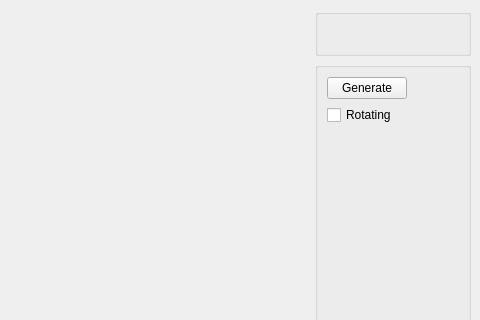
Qt form ui/mainwindow.ui (kateedge100/implicitMuscles) before a commit; both pictures show x 320 to 800 and y 0 to 320 of the 800 by 600 pixel window.
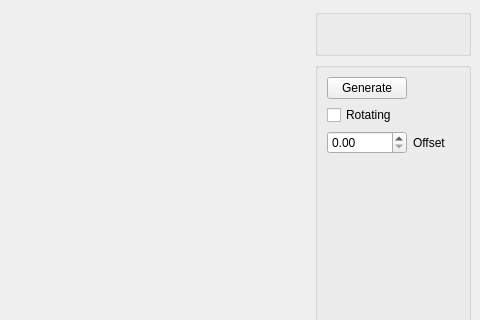
The same form after that commit.

```diff
--- a/ui/mainwindow.ui
+++ b/ui/mainwindow.ui
@@ -102,7 +102,7 @@
          </property>
         </widget>
        </item>
-       <item row="2" column="1">
+       <item row="3" column="1">
         <spacer name="verticalSpacer">
          <property name="orientation">
           <enum>Qt::Vertical</enum>
@@ -135,6 +135,16 @@
          </property>
         </widget>
        </item>
+       <item row="2" column="1">
+        <widget class="QDoubleSpinBox" name="offset"/>
+       </item>
+       <item row="2" column="2">
+        <widget class="QLabel" name="offset_Label">
+         <property name="text">
+          <string>Offset</string>
+         </property>
+        </widget>
+       </item>
       </layout>
      </widget>
     </item>
```
